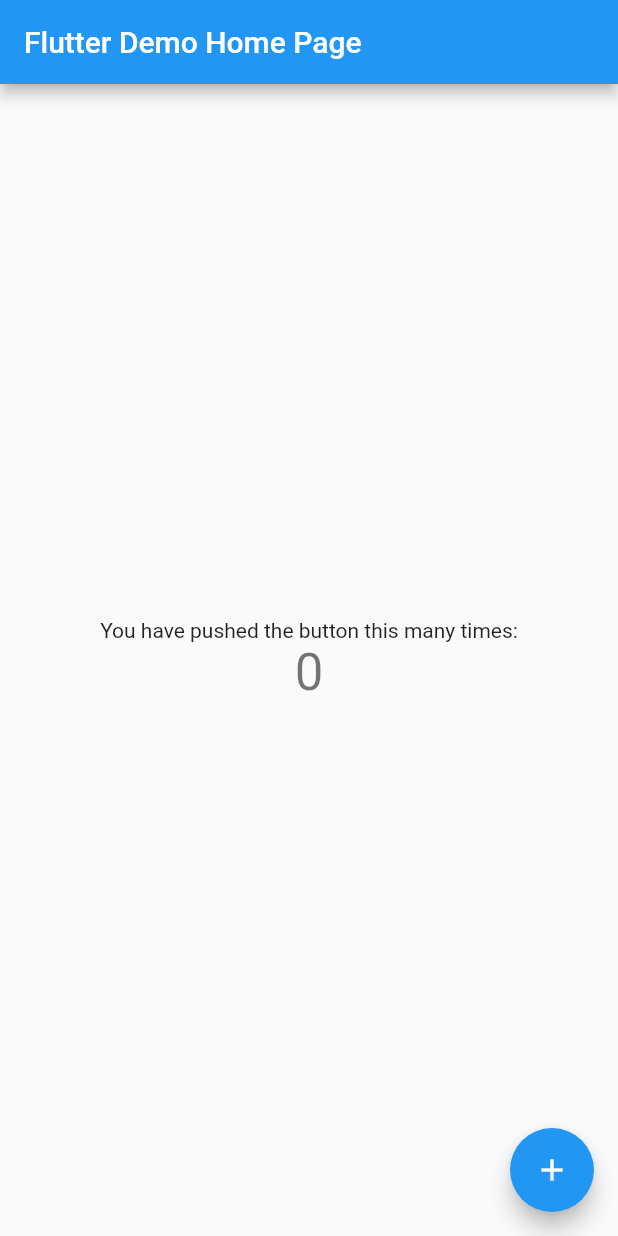
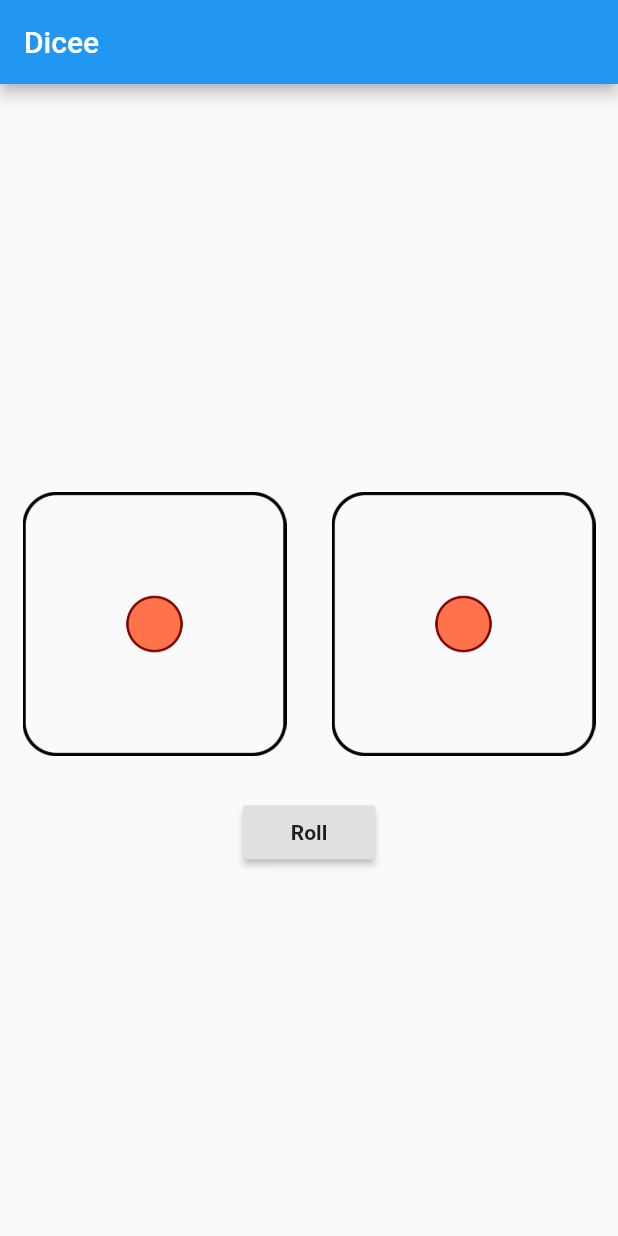
Before and after one commit to Areeba624/sp17-bcs-093, a Flutter app: the screen it shows after launch, on a phone screen of 412 x 824 dp. Run offline on Flutter 3.47's test engine with Material 2 defaults, Android fonts, the phone set to English and light mode, and no system bars; our stand-ins replace shimmer.

Commit message:
dics picture

```diff
--- /dev/null
+++ b/lib/homescreen.dart
@@ -0,0 +1,105 @@
+import 'package:flutter/material.dart';
+import 'dart:math';
+
+class HomeScreen extends StatefulWidget {
+  @override
+  _HomeScreenState createState() => _HomeScreenState();
+}
+
+class _HomeScreenState extends State<HomeScreen>
+    with SingleTickerProviderStateMixin {
+  int leftDiceNumber = 1;
+  int rightDiceNumber = 1;
+  AnimationController _controller;
+  CurvedAnimation animation;
+
+  @override
+  void initState() {
+    super.initState();
+    animate();
+  }
+
+  @override
+  void dispose() {
+    super.dispose();
+    _controller.dispose();
+  }
+
+  animate(){
+     _controller =
+        AnimationController(duration: Duration(seconds: 1), vsync: this);
+        animation= CurvedAnimation(parent: _controller,curve: Curves.bounceOut);
+    animation.addListener(() {
+      setState(() {
+
+      });
+      // print(_controller.value);
+    });
+   animation.addStatusListener((status) {
+      if (status == AnimationStatus.completed) {
+        setState(() {
+      leftDiceNumber = Random().nextInt(6) + 1;
+      rightDiceNumber = Random().nextInt(6) + 1;
+    });
+        // print('Completed');
+       _controller.reverse();
+      }
+    });
+  }
+
+  void roll() {
+    _controller.forward();
+
+  }
+
+  @override
+  Widget build(BuildContext context) {
+    return Scaffold(
+      appBar: AppBar(
+        title: Text('Dicee'),
+      ),
+      body: Center(
+        child: Column(
+          mainAxisAlignment: MainAxisAlignment.center,
+          children: [
+            Row(
+              children: [
+                Expanded(
+                  child: GestureDetector(
+                    onDoubleTap: roll,
+                    child: Padding(
+                      padding: EdgeInsets.all(15),
+                      child: Image(height:200- (animation.value)*200,
+                        image: AssetImage(
+                            'assets/images/dice-png-$leftDiceNumber.png'),
+                      ),
+                    ),
+                  ),
+                ),
+                Expanded(
+                  child: GestureDetector(
+                    onDoubleTap: roll,
+                    child: Padding(
+                      padding: EdgeInsets.all(15),
+                      child: Image(height:200- (animation.value)*200,
+                        image: AssetImage(
+                            'assets/images/dice-png-$rightDiceNumber.png'),
+                      ),
+                    ),
+                  ),
+                )
+              ],
+            ),
+            RaisedButton(
+              onPressed: roll,
+              child: Text(
+                'Roll',
+                style: TextStyle(fontWeight: FontWeight.bold),
+              ),
+            )
+          ],
+        ),
+      ),
+    );
+  }
+}
--- a/lib/main.dart
+++ b/lib/main.dart
@@ -1,117 +1,22 @@
 import 'package:flutter/material.dart';
+import 'package:rolling_Dice/homescreen.dart';
+import 'package:rolling_Dice/splash.dart';
+
 
 void main() {
-  runApp(MyApp());
+  runApp(
+    MyApp(),
+  );
 }
 
 class MyApp extends StatelessWidget {
-  // This widget is the root of your application.
+  const MyApp({Key key}) : super(key: key);
+
   @override
   Widget build(BuildContext context) {
     return MaterialApp(
-      title: 'Flutter Demo',
-      theme: ThemeData(
-        // This is the theme of your application.
-        //
-        // Try running your application with "flutter run". You'll see the
-        // application has a blue toolbar. Then, without quitting the app, try
-        // changing the primarySwatch below to Colors.green and then invoke
-        // "hot reload" (press "r" in the console where you ran "flutter run",
-        // or simply save your changes to "hot reload" in a Flutter IDE).
-        // Notice that the counter didn't reset back to zero; the application
-        // is not restarted.
-        primarySwatch: Colors.blue,
-        // This makes the visual density adapt to the platform that you run
-        // the app on. For desktop platforms, the controls will be smaller and
-        // closer together (more dense) than on mobile platforms.
-        visualDensity: VisualDensity.adaptivePlatformDensity,
-      ),
-      home: MyHomePage(title: 'Flutter Demo Home Page'),
+      debugShowCheckedModeBanner: false,
+      home: HomeScreen(),
     );
   }
 }
-
-class MyHomePage extends StatefulWidget {
-  MyHomePage({Key key, this.title}) : super(key: key);
-
-  // This widget is the home page of your application. It is stateful, meaning
-  // that it has a State object (defined below) that contains fields that affect
-  // how it looks.
-
-  // This class is the configuration for the state. It holds the values (in this
-  // case the title) provided by the parent (in this case the App widget) and
-  // used by the build method of the State. Fields in a Widget subclass are
-  // always marked "final".
-
-  final String title;
-
-  @override
-  _MyHomePageState createState() => _MyHomePageState();
-}
-
-class _MyHomePageState extends State<MyHomePage> {
-  int _counter = 0;
-
-  void _incrementCounter() {
-    setState(() {
-      // This call to setState tells the Flutter framework that something has
-      // changed in this State, which causes it to rerun the build method below
-      // so that the display can reflect the updated values. If we changed
-      // _counter without calling setState(), then the build method would not be
-      // called again, and so nothing would appear to happen.
-      _counter++;
-    });
-  }
-
-  @override
-  Widget build(BuildContext context) {
-    // This method is rerun every time setState is called, for instance as done
-    // by the _incrementCounter method above.
-    //
-    // The Flutter framework has been optimized to make rerunning build methods
-    // fast, so that you can just rebuild anything that needs updating rather
-    // than having to individually change instances of widgets.
-    return Scaffold(
-      appBar: AppBar(
-        // Here we take the value from the MyHomePage object that was created by
-        // the App.build method, and use it to set our appbar title.
-        title: Text(widget.title),
-      ),
-      body: Center(
-        // Center is a layout widget. It takes a single child and positions it
-        // in the middle of the parent.
-        child: Column(
-          // Column is also a layout widget. It takes a list of children and
-          // arranges them vertically. By default, it sizes itself to fit its
-          // children horizontally, and tries to be as tall as its parent.
-          //
-          // Invoke "debug painting" (press "p" in the console, choose the
-          // "Toggle Debug Paint" action from the Flutter Inspector in Android
-          // Studio, or the "Toggle Debug Paint" command in Visual Studio Code)
-          // to see the wireframe for each widget.
-          //
-          // Column has various properties to control how it sizes itself and
-          // how it positions its children. Here we use mainAxisAlignment to
-          // center the children vertically; the main axis here is the vertical
-          // axis because Columns are vertical (the cross axis would be
-          // horizontal).
-          mainAxisAlignment: MainAxisAlignment.center,
-          children: <Widget>[
-            Text(
-              'You have pushed the button this many times:',
-            ),
-            Text(
-              '$_counter',
-              style: Theme.of(context).textTheme.headline4,
-            ),
-          ],
-        ),
-      ),
-      floatingActionButton: FloatingActionButton(
-        onPressed: _incrementCounter,
-        tooltip: 'Increment',
-        child: Icon(Icons.add),
-      ), // This trailing comma makes auto-formatting nicer for build methods.
-    );
-  }
-}
```
Also changed, not shown: lib/splash.dart (added, +72 -0 lines), pubspec.yaml (+11 -8 lines), assets/fonts/Pacifico-Regular.ttf (added), assets/images/dice-png-1.png (added), assets/images/dice-png-2.png (added), assets/images/dice-png-3.png (added), assets/images/dice-png-4.png (added), assets/images/dice-png-5.png (added), assets/images/dice-png-6.png (added), assets/images/dice_splash.gif (added), pubspec.lock, 4 other files.
